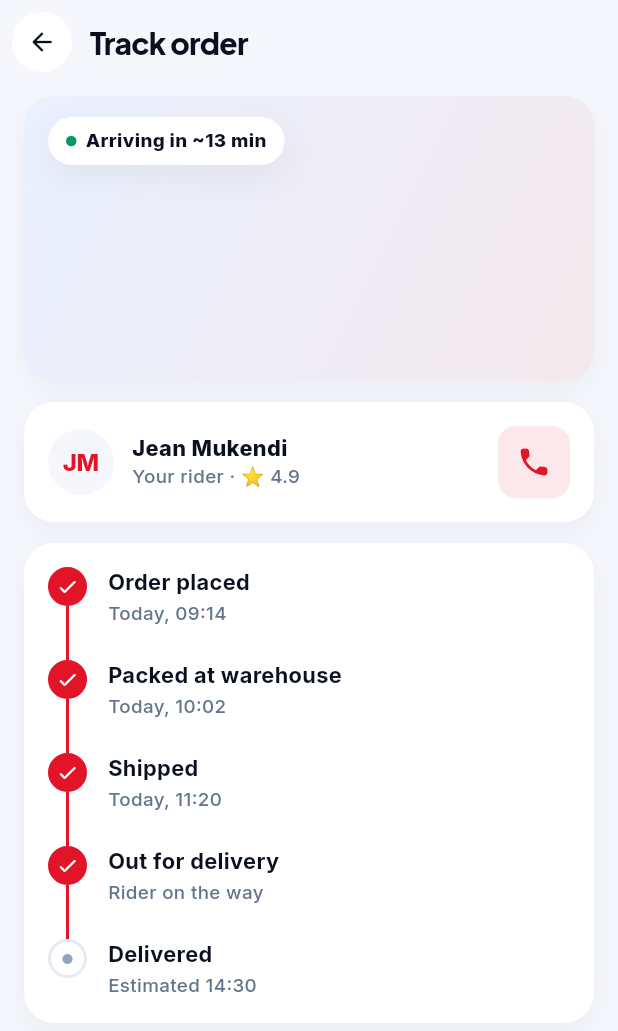
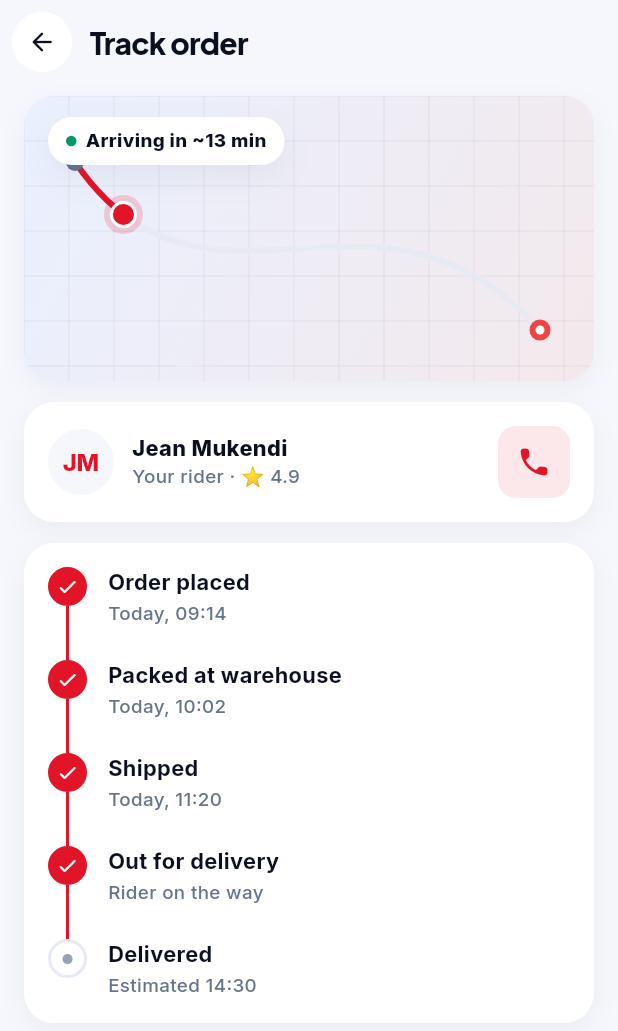
Before and after one commit to WaseemMirzaa/somba-apps, a Flutter app: the OrderTrackingScreen screen opened directly, on a phone screen of 412 x 824 dp. Shown: the top 1031 px of the screen. Run offline on Flutter 3.47's test engine with Material 3 defaults, Android fonts, the phone set to English and light mode, and no system bars; our stand-ins replace shared_preferences; accounts and stored records are empty.

```diff
--- a/mobile/lib/screens/more/order_screens.dart
+++ b/mobile/lib/screens/more/order_screens.dart
@@ -137,7 +137,7 @@ class _OrderTrackingScreenState extends State<OrderTrackingScreen> with SingleTi
                 final progress = _c.value;
                 final minsLeft = (14 * (1 - progress)).ceil().clamp(1, 14);
                 return Stack(children: [
-                  Positioned.fill(child: CustomPaint(painter: _LiveMapPainter(progress), child: const DecoratedBox(
+                  Positioned.fill(child: CustomPaint(foregroundPainter: _LiveMapPainter(progress), child: const DecoratedBox(
                     decoration: BoxDecoration(gradient: LinearGradient(begin: Alignment.topLeft, end: Alignment.bottomRight, colors: [Color(0xFFEAF0FF), Color(0xFFF3E9EC)])),
                   ))),
                   Positioned(left: 16, top: 14, child: Container(
```
Also changed, not shown: 3 other files.
